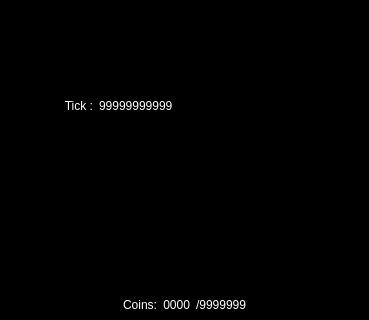
Qt form Dev/Clients/QtClient/QtWindowClient/mainwindow.ui (Redoxee/AutoClicker) before a commit; both pictures show x 0 to 369 and y 0 to 320 of the 369 by 632 pixel window.
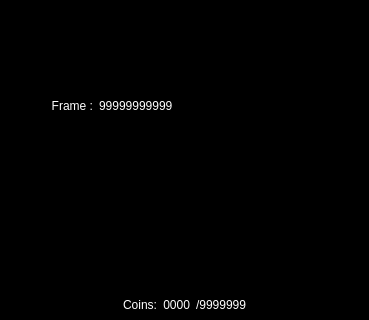
The same form after that commit.

Commit message: Renaming "Tick" into "Frame" and enabling the process of order between frames.

Patch:
```diff
--- a/Dev/Clients/QtClient/QtWindowClient/mainwindow.ui
+++ b/Dev/Clients/QtClient/QtWindowClient/mainwindow.ui
@@ -545,7 +545,7 @@
       <item>
        <widget class="QLabel" name="TickLabel">
         <property name="text">
-         <string>Tick :</string>
+         <string>Frame :</string>
         </property>
         <property name="alignment">
          <set>Qt::AlignRight|Qt::AlignTrailing|Qt::AlignVCenter</set>
```
Left out of the diff: 6 changed lines with no effect on the pictures. The commit also changes 10 other files.
